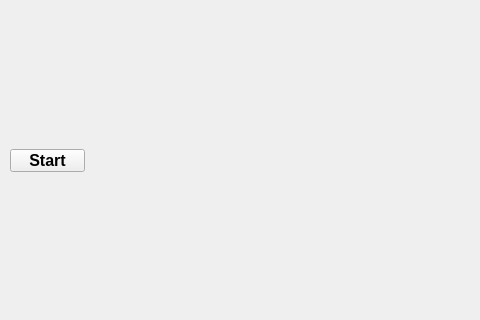
The window that apps/SFG/ui/SFG.ui (Astro-Aionia/CB331-Labctrl) describes before a commit, drawn with Qt 5; both pictures show x 0 to 480 and y 251 to 571 of the 1337 by 808 pixel window.
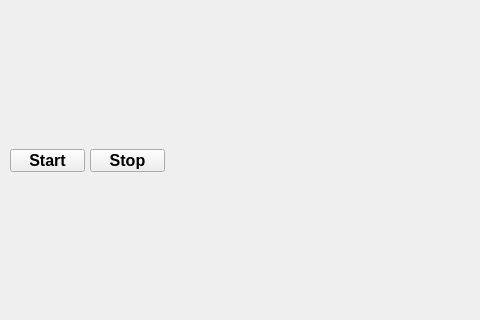
The same window after the commit.

Diff of the .ui file:
```diff
--- a/apps/SFG/ui/SFG.ui
+++ b/apps/SFG/ui/SFG.ui
@@ -73,6 +73,25 @@
      <string>Start</string>
     </property>
    </widget>
+   <widget class="QPushButton" name="pushButton_2">
+    <property name="geometry">
+     <rect>
+      <x>90</x>
+      <y>400</y>
+      <width>75</width>
+      <height>23</height>
+     </rect>
+    </property>
+    <property name="font">
+     <font>
+      <pointsize>12</pointsize>
+      <bold>true</bold>
+     </font>
+    </property>
+    <property name="text">
+     <string>Stop</string>
+    </property>
+   </widget>
   </widget>
  </widget>
  <resources/>
```
Left out of the diff: 2 changed lines with no effect on the pictures.
